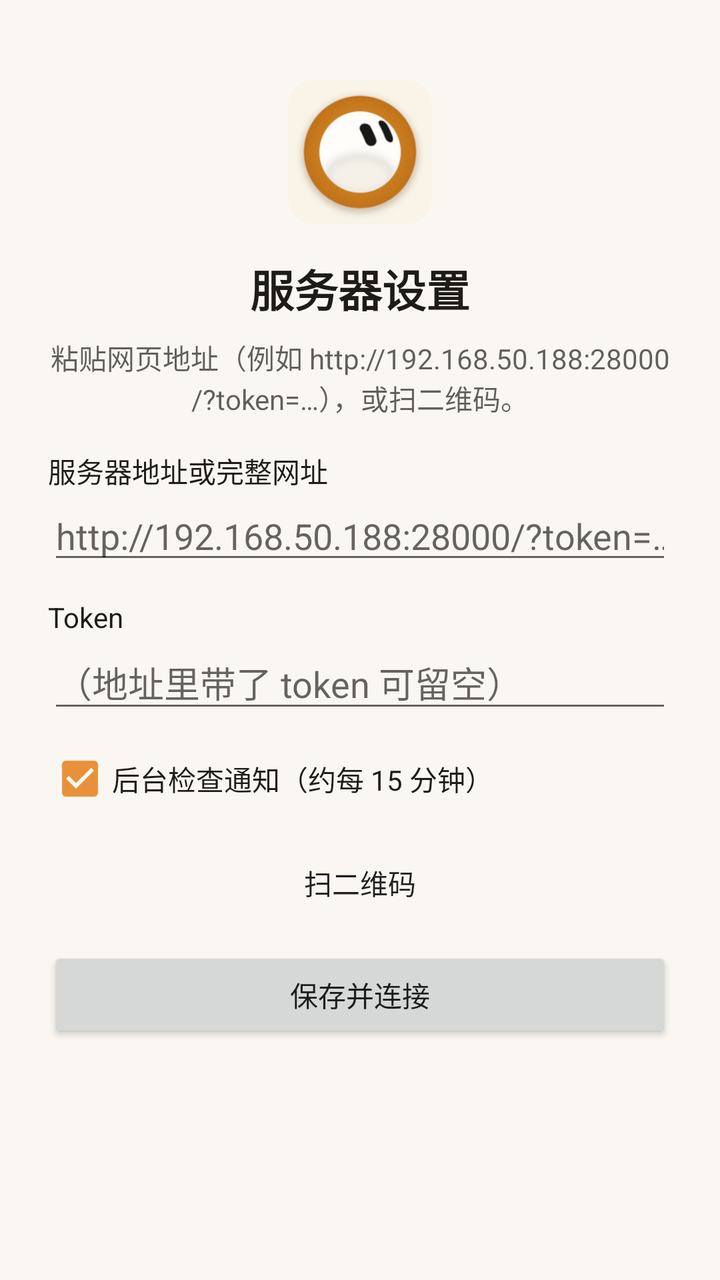
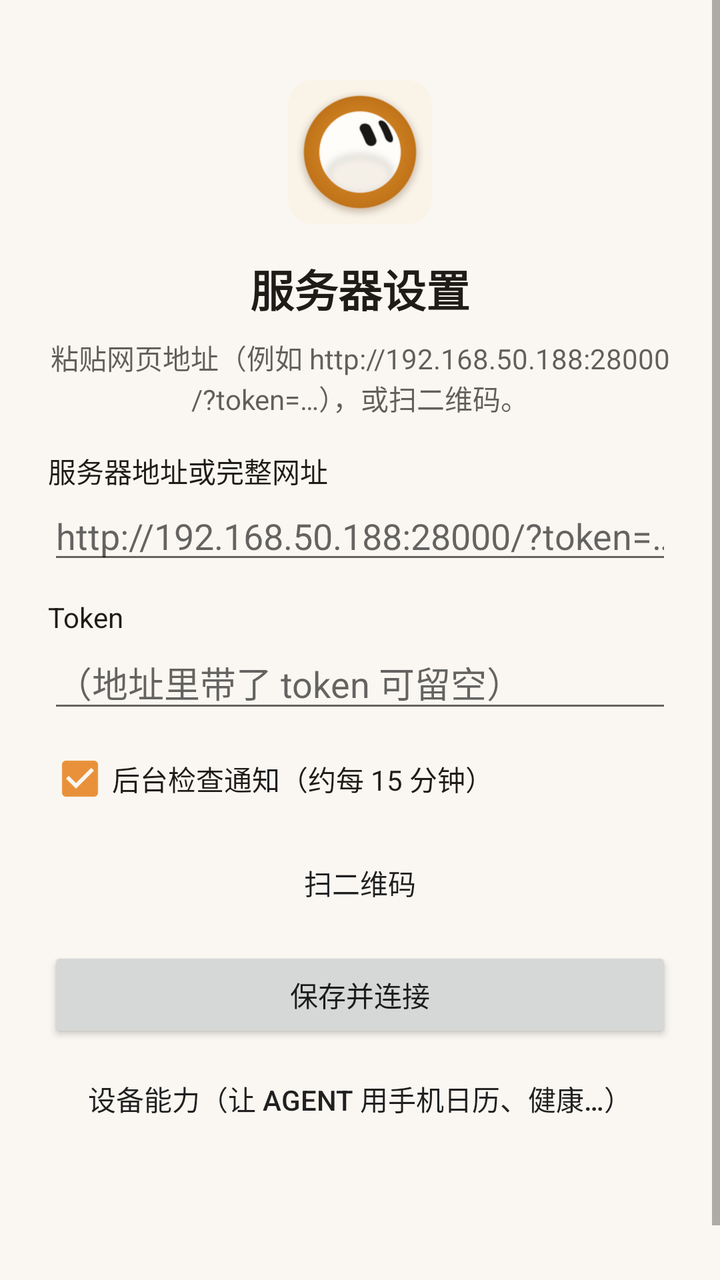

An Android layout rendered at two revisions. The XML below is the earlier revision; the diff shows what the commit changed to produce the second picture.
<!-- AndroidManifest.xml: application theme Theme.Aiw -->
<!-- res/layout/activity_setup.xml -->
<?xml version="1.0" encoding="utf-8"?>
<ScrollView xmlns:android="http://schemas.android.com/apk/res/android"
    android:layout_width="match_parent"
    android:layout_height="match_parent"
    android:fitsSystemWindows="true"
    android:background="@color/bg">

    <LinearLayout
        android:layout_width="match_parent"
        android:layout_height="wrap_content"
        android:orientation="vertical"
        android:padding="24dp">

        <ImageView
            android:layout_width="72dp"
            android:layout_height="72dp"
            android:layout_gravity="center_horizontal"
            android:layout_marginTop="16dp"
            android:src="@mipmap/ic_launcher"
            android:contentDescription="@string/app_name" />

        <TextView
            android:layout_width="match_parent"
            android:layout_height="wrap_content"
            android:layout_marginTop="16dp"
            android:gravity="center"
            android:text="@string/setup_title"
            android:textColor="@color/fg"
            android:textSize="22sp"
            android:textStyle="bold" />

        <TextView
            android:layout_width="match_parent"
            android:layout_height="wrap_content"
            android:layout_marginTop="8dp"
            android:layout_marginBottom="16dp"
            android:gravity="center"
            android:alpha="0.7"
            android:text="@string/setup_hint"
            android:textColor="@color/fg" />

        <TextView
            android:layout_width="wrap_content"
            android:layout_height="wrap_content"
            android:text="@string/url_label"
            android:textColor="@color/fg" />

        <EditText
            android:id="@+id/url"
            android:layout_width="match_parent"
            android:layout_height="wrap_content"
            android:hint="http://192.168.50.188:28000/?token=…"
            android:inputType="textUri"
            android:importantForAutofill="no"
            android:textColor="@color/fg" />

        <TextView
            android:layout_width="wrap_content"
            android:layout_height="wrap_content"
            android:layout_marginTop="12dp"
            android:text="@string/token_label"
            android:textColor="@color/fg" />

        <EditText
            android:id="@+id/token"
            android:layout_width="match_parent"
            android:layout_height="wrap_content"
            android:hint="（地址里带了 token 可留空）"
            android:inputType="textPassword"
            android:importantForAutofill="no"
            android:textColor="@color/fg" />

        <CheckBox
            android:id="@+id/notify"
            android:layout_width="wrap_content"
            android:layout_height="wrap_content"
            android:layout_marginTop="12dp"
            android:checked="true"
            android:text="@string/notify_label"
            android:textColor="@color/fg" />

        <Button
            android:id="@+id/btn_scan"
            style="?android:attr/borderlessButtonStyle"
            android:layout_width="match_parent"
            android:layout_height="wrap_content"
            android:layout_marginTop="12dp"
            android:text="@string/scan" />

        <Button
            android:id="@+id/btn_save"
            android:layout_width="match_parent"
            android:layout_height="wrap_content"
            android:layout_marginTop="8dp"
            android:text="@string/save" />

        <TextView
            android:id="@+id/status"
            android:layout_width="match_parent"
            android:layout_height="wrap_content"
            android:layout_marginTop="12dp"
            android:gravity="center"
            android:textColor="@color/fg" />

        <TextView
            android:id="@+id/version"
            android:layout_width="match_parent"
            android:layout_height="wrap_content"
            android:layout_marginTop="24dp"
            android:gravity="center"
            android:alpha="0.5"
            android:textColor="@color/fg"
            android:textSize="12sp" />
    </LinearLayout>
</ScrollView>
<!-- resources referenced by this layout -->
<resources>
  <color name="bg">#FFFAF7F2</color>
  <color name="fg">#FF1F1B16</color>
  <!-- mipmap ic_launcher: png bitmap (mipmap-hdpi, 6202 bytes) -->
  <string name="app_name">Aiw</string>
  <string name="notify_label">后台检查通知（约每 15 分钟）</string>
  <string name="save">保存并连接</string>
  <string name="scan">扫二维码</string>
  <string name="setup_hint">粘贴网页地址（例如 http://192.168.50.188:28000/?token=…），或扫二维码。</string>
  <string name="setup_title">服务器设置</string>
  <string name="token_label">Token</string>
  <string name="url_label">服务器地址或完整网址</string>
  <style name="Theme.Aiw" parent="Theme.AppCompat.DayNight.NoActionBar">
          <item name="colorPrimary">@color/accent</item>
          <item name="colorAccent">@color/accent</item>
          <item name="android:windowBackground">@color/bg</item>
          <item name="android:statusBarColor">@color/bg</item>
          <item name="android:navigationBarColor">@color/bg</item>
          <item name="android:windowLightStatusBar">true</item>
      </style>
  <color name="accent">#FFE8913A</color>
</resources>

<!-- the commit's change to res/layout/activity_setup.xml (unified diff, before → after) -->
@@ -94,6 +94,15 @@
             android:layout_marginTop="8dp"
             android:text="@string/save" />
 
+        
+        <Button
+            android:id="@+id/btn_device"
+            style="?attr/borderlessButtonStyle"
+            android:layout_width="match_parent"
+            android:layout_height="wrap_content"
+            android:layout_marginTop="4dp"
+            android:text="@string/device_title" />
+
         <TextView
             android:id="@+id/status"
             android:layout_width="match_parent"
<!-- resource entries referenced after the edit -->
@@ -4,6 +4,7 @@
   <color name="fg">#FF1F1B16</color>
   <!-- mipmap ic_launcher: png bitmap (mipmap-hdpi, 6202 bytes) -->
   <string name="app_name">Aiw</string>
+  <string name="device_title">设备能力（让 Agent 用手机日历、健康…）</string>
   <string name="notify_label">后台检查通知（约每 15 分钟）</string>
   <string name="save">保存并连接</string>
   <string name="scan">扫二维码</string>
